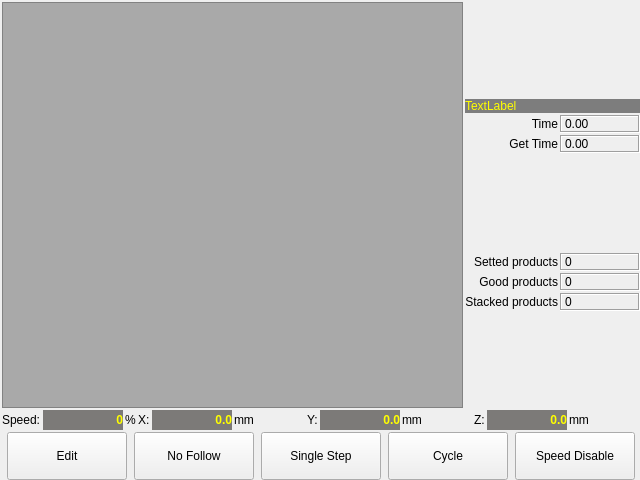
Before: the Qt Designer form hcinstruction/ichcprogrammonitorframe.ui in GaussCheng/2-5AxisPunch, drawn with Qt 5.
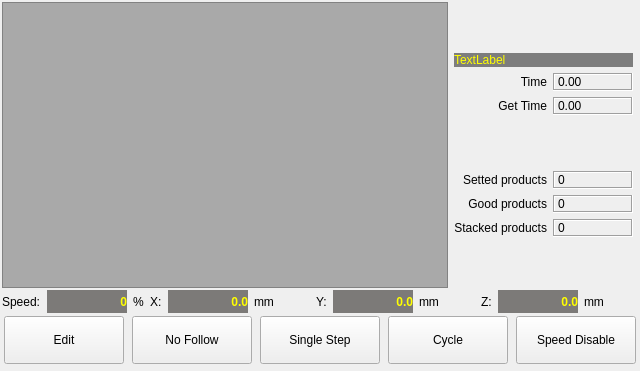
After: the same form once the commit is applied. Icons and pictures are not drawn.

```diff
--- a/hcinstruction/ichcprogrammonitorframe.ui
+++ b/hcinstruction/ichcprogrammonitorframe.ui
@@ -7,7 +7,7 @@
     <x>0</x>
     <y>0</y>
     <width>640</width>
-    <height>480</height>
+    <height>371</height>
    </rect>
   </property>
   <property name="windowTitle">
@@ -27,23 +27,15 @@
   <property name="frameShadow">
    <enum>QFrame::Plain</enum>
   </property>
-  <layout class="QVBoxLayout" name="verticalLayout">
-   <property name="spacing">
-    <number>2</number>
+  <widget class="QWidget" name="">
+   <property name="geometry">
+    <rect>
+     <x>2</x>
+     <y>2</y>
+     <width>631</width>
+     <height>286</height>
+    </rect>
    </property>
-   <property name="leftMargin">
-    <number>2</number>
-   </property>
-   <property name="topMargin">
-    <number>2</number>
-   </property>
-   <property name="rightMargin">
-    <number>0</number>
-   </property>
-   <property name="bottomMargin">
-    <number>0</number>
-   </property>
-   <item>
     <layout class="QHBoxLayout" name="horizontalLayout">
      <item>
       <widget class="QListWidget" name="moldContentListWidget">
@@ -281,8 +273,16 @@
       </layout>
      </item>
     </layout>
-   </item>
-   <item>
+  </widget>
+  <widget class="QWidget" name="">
+   <property name="geometry">
+    <rect>
+     <x>2</x>
+     <y>290</y>
+     <width>638</width>
+     <height>23</height>
+    </rect>
+   </property>
     <layout class="QHBoxLayout" name="horizontalLayout_3">
      <item>
       <widget class="QLabel" name="label_9">
@@ -1276,8 +1276,16 @@
       </spacer>
      </item>
     </layout>
-   </item>
-   <item>
+  </widget>
+  <widget class="QWidget" name="">
+   <property name="geometry">
+    <rect>
+     <x>2</x>
+     <y>315</y>
+     <width>636</width>
+     <height>50</height>
+    </rect>
+   </property>
     <layout class="QHBoxLayout" name="horizontalLayout_2">
      <item>
       <widget class="QToolButton" name="editToolButton">
@@ -1452,8 +1460,7 @@
       </widget>
      </item>
     </layout>
-   </item>
-  </layout>
+  </widget>
  </widget>
  <resources>
   <include location="../resource.qrc"/>
```
Lines whose indentation alone changed are shown as unchanged.
